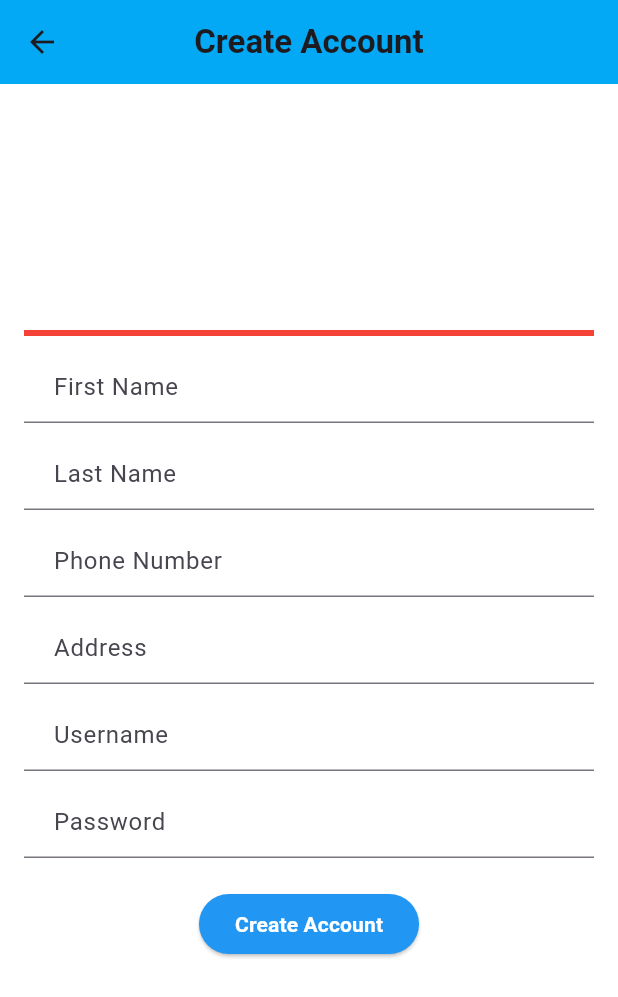
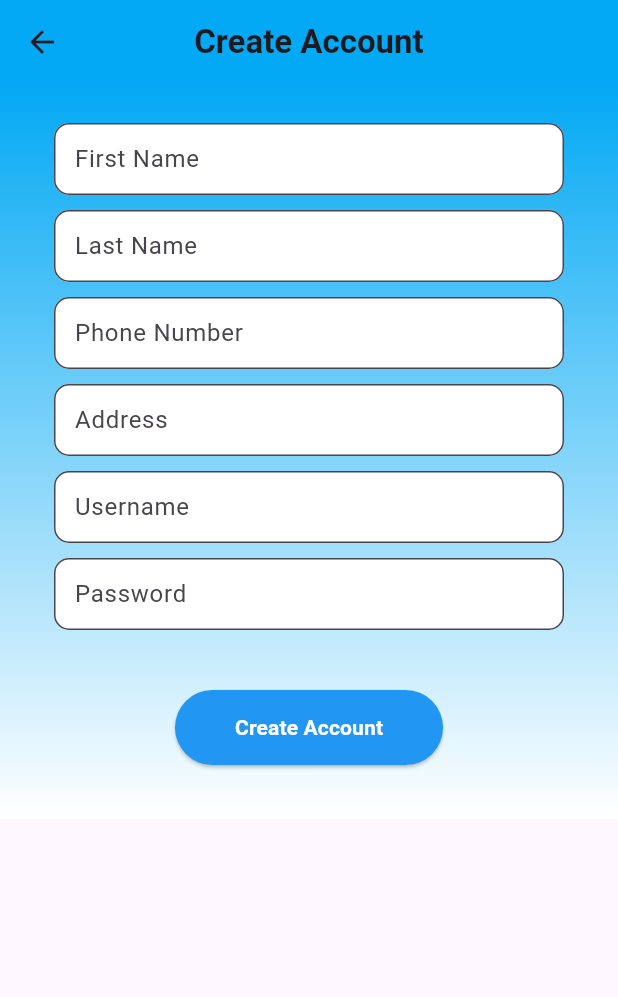
Before and after one commit to SupunSS/bustbooking, a Flutter app: the LoginPage screen opened directly, after a tap on "Create a New Account", on a phone screen of 412 x 824 dp. Shown: the top 997 px of the screen. Run offline on Flutter 3.47's test engine with Material 3 defaults, Android fonts, the phone set to English and light mode, and no system bars.

Commit message:
updated code

```diff
--- a/lib/create_account_page.dart
+++ b/lib/create_account_page.dart
@@ -1,107 +1,103 @@
 import 'package:flutter/material.dart';
-import 'home_page.dart';
+import 'login_page.dart';
 
-class CreateAccountPage extends StatelessWidget {
+class CreateAccountPage extends StatefulWidget {
+  const CreateAccountPage({super.key});
+
+  @override
+  // ignore: library_private_types_in_public_api
+  _CreateAccountPageState createState() => _CreateAccountPageState();
+}
+
+class _CreateAccountPageState extends State<CreateAccountPage> {
+  final TextEditingController _firstNameController = TextEditingController();
+  final TextEditingController _lastNameController = TextEditingController();
+  final TextEditingController _phoneNumberController = TextEditingController();
+  final TextEditingController _addressController = TextEditingController();
+  final TextEditingController _usernameController = TextEditingController();
+  final TextEditingController _passwordController = TextEditingController();
+
+  bool _showErrorMessage = false;
+  bool _showPhoneNumberError = false;
+
   @override
   Widget build(BuildContext context) {
     return Scaffold(
       appBar: AppBar(
         leading: IconButton(
-          icon: Icon(Icons.arrow_back),
+          icon: const Icon(Icons.arrow_back),
           onPressed: () {
             Navigator.pop(context); // Navigate back when the icon is pressed
           },
         ),
-        title: Text(
+        title: const Text(
           'Create Account',
           style: TextStyle(fontWeight: FontWeight.bold),
         ),
         centerTitle: true,
         backgroundColor: Colors.lightBlue, // Light blue color at the top
       ),
-      body: Container(
-        color: Colors.white, // White color in the middle part
+      body: SingleChildScrollView(
+        child: Container(
+          decoration: const BoxDecoration(
+            gradient: LinearGradient(
+              begin: Alignment.topCenter,
+              end: Alignment.bottomCenter,
+              colors: [Colors.lightBlue, Colors.white],
+            ),
+          ),
           child: Padding(
             padding: const EdgeInsets.all(16.0),
             child: Column(
               mainAxisAlignment: MainAxisAlignment.center,
               crossAxisAlignment: CrossAxisAlignment.center,
               children: [
-              // Container with a red line above the form
-              Container(
-                height: 4,
-                color: Colors.red,
+                const SizedBox(height: 10),
+                // Text boxes without frames
+                buildTextField(_firstNameController, 'First Name'),
+                const SizedBox(height: 10),
+                buildTextField(_lastNameController, 'Last Name'),
+                const SizedBox(height: 10),
+                buildPhoneNumberField(_phoneNumberController),
+                const SizedBox(height: 10),
+                buildTextField(_addressController, 'Address'),
+                const SizedBox(height: 10),
+                buildTextField(_usernameController, 'Username'),
+                const SizedBox(height: 10),
+                buildTextField(_passwordController, 'Password',
+                    isPassword: true),
+                const SizedBox(height: 20),
+                // Error message
+                if (_showErrorMessage)
+                  const Text(
+                    'Invalid phone number',
+                    style: TextStyle(color: Colors.red),
                   ),
-              SizedBox(height: 10),
-              TextField(
-                decoration: InputDecoration(
-                  labelText: 'First Name',
-                  contentPadding: EdgeInsets.symmetric(horizontal: 20),
-                ),
-                textAlign: TextAlign.center,
-                textAlignVertical: TextAlignVertical.center,
-              ),
-              SizedBox(height: 10),
-              TextField(
-                decoration: InputDecoration(
-                  labelText: 'Last Name',
-                  contentPadding: EdgeInsets.symmetric(horizontal: 20),
-                ),
-                textAlign: TextAlign.center,
-                textAlignVertical: TextAlignVertical.center,
-              ),
-              SizedBox(height: 10),
-              TextField(
-                decoration: InputDecoration(
-                  labelText: 'Phone Number',
-                  contentPadding: EdgeInsets.symmetric(horizontal: 20),
-                ),
-                textAlign: TextAlign.center,
-                textAlignVertical: TextAlignVertical.center,
-              ),
-              SizedBox(height: 10),
-              TextField(
-                decoration: InputDecoration(
-                  labelText: 'Address',
-                  contentPadding: EdgeInsets.symmetric(horizontal: 20),
-                ),
-                textAlign: TextAlign.center,
-                textAlignVertical: TextAlignVertical.center,
-              ),
-              SizedBox(height: 10),
-              TextField(
-                decoration: InputDecoration(
-                  labelText: 'Username',
-                  contentPadding: EdgeInsets.symmetric(horizontal: 20),
-                ),
-                textAlign: TextAlign.center,
-                textAlignVertical: TextAlignVertical.center,
-              ),
-              SizedBox(height: 10),
-              TextField(
-                decoration: InputDecoration(
-                  labelText: 'Password',
-                  contentPadding: EdgeInsets.symmetric(horizontal: 20),
-                ),
-                obscureText: true,
-                textAlign: TextAlign.center,
-                textAlignVertical: TextAlignVertical.center,
-              ),
-              SizedBox(height: 20),
+                const SizedBox(height: 20),
                 // Styled create account button
                 ElevatedButton(
                   onPressed: () {
-                  // Implement create account logic
-                  // For simplicity, navigate to the home page
+                    if (_isValidPhoneNumber()) {
                       Navigator.push(
                         context,
-                    MaterialPageRoute(builder: (context) => HomePage()),
+                        MaterialPageRoute(builder: (context) => LoginPage()),
                       );
+                    } else {
+                      setState(() {
+                        _showErrorMessage = true;
+                      });
+                    }
                   },
                   style: ElevatedButton.styleFrom(
                     backgroundColor: Colors.blue, // Blue color for the button
+                    shape: RoundedRectangleBorder(
+                      borderRadius:
+                          BorderRadius.circular(30), // Make the button round
                     ),
-                child: Text(
+                    padding: const EdgeInsets.symmetric(
+                        horizontal: 40, vertical: 15), // Adjust padding
+                  ),
+                  child: const Text(
                     'Create Account',
                     style: TextStyle(
                       color: Colors.white, // White color for the text
@@ -109,11 +105,102 @@ class CreateAccountPage extends StatelessWidget {
                     ),
                   ),
                 ),
-              SizedBox(height: 20),
+                const SizedBox(height: 20),
               ],
+            ),
           ),
         ),
       ),
     );
   }
+
+  Widget buildTextField(TextEditingController controller, String labelText,
+      {bool isPassword = false}) {
+    return Container(
+      padding: const EdgeInsets.symmetric(horizontal: 20),
+      child: TextField(
+        controller: controller,
+        obscureText: isPassword,
+        onTap: () {
+          setState(() {
+            _showErrorMessage = false;
+          });
+        },
+        onChanged: (_) {
+          setState(() {
+            _showErrorMessage = false;
+          });
+        },
+        decoration: InputDecoration(
+          labelText: labelText,
+          // Customize the border properties
+          border: OutlineInputBorder(
+            borderRadius: BorderRadius.circular(10),
+            borderSide: const BorderSide(
+              color: Colors.blue, // Set the border color to blue
+              width: 2.0, // Set the border width
+            ),
+          ),
+          // Customize the content padding
+          contentPadding: const EdgeInsets.all(10),
+          // Set the filled property to true
+          filled: true,
+          // Set the fill color to white
+          fillColor: Colors.white,
+        ),
+        textAlign: TextAlign.center,
+        textAlignVertical: TextAlignVertical.center,
+      ),
+    );
   }
+
+  Widget buildPhoneNumberField(TextEditingController controller) {
+    return Container(
+      padding: const EdgeInsets.symmetric(horizontal: 20),
+      child: TextField(
+        controller: controller,
+        keyboardType: TextInputType.phone,
+        onTap: () {
+          setState(() {
+            _showPhoneNumberError = false;
+          });
+        },
+        onChanged: (_) {
+          setState(() {
+            _showPhoneNumberError = false;
+          });
+        },
+        decoration: InputDecoration(
+          labelText: 'Phone Number',
+          // Customize the border properties
+          border: OutlineInputBorder(
+            borderRadius: BorderRadius.circular(10),
+            borderSide: BorderSide(
+              color: _showPhoneNumberError
+                  ? Colors
+                      .red // Set the border color to red if there's an error
+                  : Colors
+                      .blue, // Set the border color to blue if there's no error
+              width: 2.0, // Set the border width
+            ),
+          ),
+          // Customize the content padding
+          contentPadding: const EdgeInsets.all(10),
+          // Set the filled property to true
+          filled: true,
+          // Set the fill color to white
+          fillColor: Colors.white,
+          // Error message
+          errorText: _showPhoneNumberError ? 'Invalid phone number' : null,
+        ),
+        textAlign: TextAlign.center,
+        textAlignVertical: TextAlignVertical.center,
+      ),
+    );
+  }
+
+  bool _isValidPhoneNumber() {
+    String phoneNumber = _phoneNumberController.text.trim();
+    return phoneNumber.length == 10 && int.tryParse(phoneNumber) != null;
+  }
+}
--- a/lib/home_page.dart
+++ b/lib/home_page.dart
@@ -3,11 +3,13 @@ import 'main_home_page.dart';
 import 'search_buses_page.dart'; // Import the main home page
 
 class HomePage extends StatelessWidget {
+  const HomePage({super.key});
+
   @override
   Widget build(BuildContext context) {
     return Scaffold(
       appBar: AppBar(
-        title: Text('Home Page'),
+        title: const Text('Home Page'),
         centerTitle: true,
         backgroundColor: Colors.lightBlue, // Light blue color at the top
         actions: [
@@ -17,7 +19,7 @@ class HomePage extends StatelessWidget {
               // Navigate to the MainHomePage on log out
               Navigator.pushReplacement(
                 context,
-                MaterialPageRoute(builder: (context) => MainHomePage()),
+                MaterialPageRoute(builder: (context) => const MainHomePage()),
               );
             },
           ),
@@ -31,11 +33,11 @@ class HomePage extends StatelessWidget {
             mainAxisAlignment: MainAxisAlignment.center,
             crossAxisAlignment: CrossAxisAlignment.center,
             children: [
-              Text(
+              const Text(
                 'welcome to the ticket booking app',
                 style: TextStyle(fontSize: 24, fontWeight: FontWeight.bold),
               ),
-              SizedBox(height: 20),
+              const SizedBox(height: 20),
               ElevatedButton(
                 onPressed: () {
                   // Navigate to the Search Buses page
@@ -44,7 +46,7 @@ class HomePage extends StatelessWidget {
                     MaterialPageRoute(builder: (context) => SearchBusesPage()),
                   );
                 },
-                child: Text('Search for Buses'),
+                child: const Text('Search for Buses'),
               ),
             ],
           ),
--- a/lib/login_page.dart
+++ b/lib/login_page.dart
@@ -2,9 +2,13 @@ import 'package:flutter/material.dart';
 import 'create_account_page.dart';
 import 'home_page.dart';
 
+// ignore: must_be_immutable
 class LoginPage extends StatelessWidget {
   final TextEditingController _usernameController = TextEditingController();
   final TextEditingController _passwordController = TextEditingController();
+  bool _rememberMe = false;
+
+  LoginPage({Key? key}) : super(key: key);
 
   void _showErrorMessage(BuildContext context, String message) {
     ScaffoldMessenger.of(context).showSnackBar(
@@ -19,111 +23,148 @@ class LoginPage extends StatelessWidget {
   Widget build(BuildContext context) {
     return Scaffold(
       appBar: AppBar(
-        title: Text(
-          'Login',
-          style: TextStyle(fontWeight: FontWeight.bold),
-        ),
+        title: null, // Remove the title
         centerTitle: true,
-        backgroundColor: Colors.lightBlue, // Light blue color at the top
+        backgroundColor: const Color(0xFF39DFF9), // Light blue color at the top
       ),
       body: SingleChildScrollView(
         child: Container(
-          color: Colors.white, // White color in the middle part
+          decoration: const BoxDecoration(
+            gradient: LinearGradient(
+              begin: Alignment.topCenter,
+              end: Alignment.bottomCenter,
+              colors: [Color(0xFF39DFF9), Colors.white],
+            ),
+          ),
           child: Padding(
             padding: const EdgeInsets.all(16.0),
             child: Column(
               mainAxisAlignment: MainAxisAlignment.center,
               crossAxisAlignment: CrossAxisAlignment.center,
               children: [
-                // Container with a red line above the image
+                const SizedBox(height: 40),
+                const Text(
+                  'Login',
+                  style: TextStyle(
+                    fontSize: 24,
+                    fontWeight: FontWeight.bold,
+                    color: Colors.black,
+                  ),
+                ),
+                const SizedBox(height: 10),
                 Container(
-                  height: 4,
-                  color: Colors.red,
+                  padding: const EdgeInsets.symmetric(horizontal: 20),
+                  child: Image.asset(
+                    'images/TransparencyDark640.png', // Replace with your transparent image asset path
+                    height: 40, // Adjust the height as needed
+                    width: double
+                        .infinity, // Expand the image to the width of the container
                   ),
-                SizedBox(height: 10),
-                // Image widget to display the picture above the username area
-                Image.asset(
-                  'images/sltb_logo.png', // Provide the path to your image asset
-                  width: 200, // Adjust the width as needed
-                  height: 200, // Adjust the height as needed
                 ),
-                SizedBox(height: 10),
-                // Container with a red line below the image
+                const SizedBox(height: 10),
                 Container(
-                  height: 4,
-                  color: Colors.red,
-                ),
-                SizedBox(height: 10),
-                // Container to fill the space between the two red lines with red color
-                Container(
-                  height: 10, // Adjust the height as needed
-                  color: Colors.red,
-                ),
-                SizedBox(height: 10),
-                TextField(
+                  padding: const EdgeInsets.symmetric(horizontal: 20),
+                  child: TextField(
                     controller: _usernameController,
                     decoration: InputDecoration(
                       labelText: 'Username',
-                    contentPadding: EdgeInsets.symmetric(horizontal: 20),
+                      border: OutlineInputBorder(
+                        borderRadius: BorderRadius.circular(10),
+                      ),
                     ),
                     textAlign: TextAlign.center,
                     textAlignVertical: TextAlignVertical.center,
                   ),
-                SizedBox(height: 10),
-                TextField(
+                ),
+                const SizedBox(height: 10),
+                Container(
+                  padding: const EdgeInsets.symmetric(horizontal: 20),
+                  child: TextField(
                     controller: _passwordController,
                     decoration: InputDecoration(
                       labelText: 'Password',
-                    contentPadding: EdgeInsets.symmetric(horizontal: 20),
+                      border: OutlineInputBorder(
+                        borderRadius: BorderRadius.circular(10),
+                      ),
                     ),
                     obscureText: true,
                     textAlign: TextAlign.center,
                     textAlignVertical: TextAlignVertical.center,
                   ),
-                SizedBox(height: 20),
-                // Styled login button
+                ),
+                const SizedBox(height: 10),
+                Row(
+                  mainAxisAlignment: MainAxisAlignment.spaceBetween,
+                  children: [
+                    Row(
+                      children: [
+                        Checkbox(
+                          value: _rememberMe,
+                          onChanged: (value) {
+                            _rememberMe = value!;
+                          },
+                        ),
+                        const Text('Remember me'),
+                      ],
+                    ),
+                    TextButton(
+                      onPressed: () {
+                        // Implement forgot password logic
+                      },
+                      style: TextButton.styleFrom(
+                        foregroundColor: Colors.blue,
+                      ),
+                      child: const Text('Forgot Password'),
+                    ),
+                  ],
+                ),
+                const SizedBox(height: 20),
                 ElevatedButton(
                   onPressed: () {
-                    // Get the values from the text fields
                     String username = _usernameController.text.trim();
                     String password = _passwordController.text.trim();
 
-                    // Check if username and password are not empty
                     if (username.isNotEmpty && password.isNotEmpty) {
-                      // Implement login logic
-                      // For simplicity, navigate to the home page
                       Navigator.push(
                         context,
                         MaterialPageRoute(builder: (context) => HomePage()),
                       );
                     } else {
-                      // Display an error message if either username or password is empty
-                      _showErrorMessage(context, 'You should add username and password to proceed');
+                      _showErrorMessage(context,
+                          'You should add username and password to proceed');
                     }
                   },
                   style: ElevatedButton.styleFrom(
-                    primary: Colors.blue, // Blue color for the button
+                    backgroundColor: Colors.blue,
+                    shape: RoundedRectangleBorder(
+                      borderRadius: BorderRadius.circular(30),
                     ),
-                  child: Text(
-                    'Log In',
+                    padding: const EdgeInsets.symmetric(
+                        horizontal: 40, vertical: 15),
+                  ),
+                  child: const Text(
+                    'Login',
                     style: TextStyle(
-                      color: Colors.white, // White color for the text
-                      fontWeight: FontWeight.bold, // Bold text
+                      color: Colors.white,
+                      fontWeight: FontWeight.bold,
                     ),
                   ),
                 ),
-                SizedBox(height: 10),
+                const SizedBox(height: 10),
                 TextButton(
                   onPressed: () {
-                    // Navigate to the Create Account page
                     Navigator.push(
                       context,
-                      MaterialPageRoute(builder: (context) => CreateAccountPage()),
+                      MaterialPageRoute(
+                          builder: (context) => CreateAccountPage()),
                     );
                   },
-                  child: Text('Create a New Account'),
+                  style: TextButton.styleFrom(
+                    foregroundColor: Colors.black,
                   ),
-                SizedBox(height: 20),
+                  child: const Text('Create a New Account'),
+                ),
+                const SizedBox(height: 20),
               ],
             ),
           ),
--- a/lib/main.dart
+++ b/lib/main.dart
@@ -1,14 +1,21 @@
 import 'package:flutter/material.dart';
 import 'main_home_page.dart';
 
-void main() => runApp(MyApp());
+void main() {
+  runApp(const MyApp());
+}
 
 class MyApp extends StatelessWidget {
+  const MyApp({super.key});
+
   @override
   Widget build(BuildContext context) {
     return MaterialApp(
-      debugShowCheckedModeBanner: false,
-      home: MainHomePage(),
+      title: 'Bus Ticket Booking App',
+      theme: ThemeData(
+        primarySwatch: Colors.blue, // Set the app's primary color
+      ),
+      home: const MainHomePage(), // Specify the initial page to display
     );
   }
 }
--- a/lib/main_home_page.dart
+++ b/lib/main_home_page.dart
@@ -2,19 +2,21 @@ import 'package:flutter/material.dart';
 import 'login_page.dart';
 
 class MainHomePage extends StatelessWidget {
+  const MainHomePage({super.key});
+
   @override
   Widget build(BuildContext context) {
     return Scaffold(
       appBar: AppBar(
-        title: Text(
+        title: const Text(
           'Main Home Page',
           style: TextStyle(fontWeight: FontWeight.bold),
         ),
         centerTitle: true,
-        backgroundColor: Color(0xFF39DFF9),
+        backgroundColor: const Color(0xFF39DFF9),
       ),
       body: Container(
-        decoration: BoxDecoration(
+        decoration: const BoxDecoration(
           gradient: LinearGradient(
             begin: Alignment.topCenter,
             end: Alignment.bottomCenter,
@@ -33,13 +35,13 @@ class MainHomePage extends StatelessWidget {
                 height: 200, // Adjust the height as needed
               ),
             ),
-            SizedBox(height: 30), // Increased spacing
-            Text(
+            const SizedBox(height: 30), // Increased spacing
+            const Text(
               'Welcome!',
               style: TextStyle(fontSize: 24, fontWeight: FontWeight.bold),
               textAlign: TextAlign.center,
             ),
-            SizedBox(height: 30), // Increased spacing
+            const SizedBox(height: 30), // Increased spacing
             ElevatedButton(
               onPressed: () {
                 // Navigate to the Login page
@@ -54,13 +56,13 @@ class MainHomePage extends StatelessWidget {
                   borderRadius: BorderRadius.circular(
                       10), // Adjust border radius as needed
                 ),
-                padding: EdgeInsets.symmetric(
-                    horizontal: 20, vertical: 15), // Adjust padding
+                padding: const EdgeInsets.symmetric(
+                    horizontal: 50, vertical: 14), // Adjust padding
               ),
-              child: Text(
+              child: const Text(
                 'Get Started',
                 style: TextStyle(
-                  fontSize: 18, // Increased font size
+                  fontSize: 20, // Increased font size
                   color: Colors.white, // White color for the text
                   fontWeight: FontWeight.bold, // Bold text
                 ),
--- a/pubspec.yaml
+++ b/pubspec.yaml
@@ -55,6 +55,8 @@ flutter:
   assets:
     - images/sltb_logo.png
     - images/bus.png
+    - images/bus.jpeg
+    - images/TransparencyDark640.png
 
 
   # The following line ensures that the Material Icons font is
```
Also changed, not shown: images/Transparency10.png (added), images/TransparencyDark640.png (added), 2 other files. Lines whose indentation alone changed are shown as unchanged.
